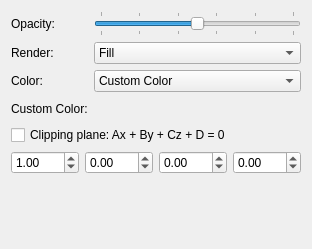
Before: the Qt Designer form libavogadro-kalzium/src/engines/surfacesettingswidget.ui in KDE/kalzium, drawn with Qt 5.
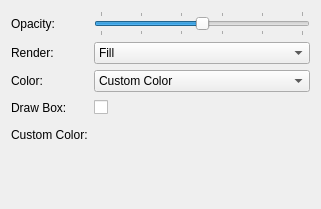
After: the same form once the commit is applied. Custom widgets are drawn as their Qt base class.

The edit to the form file:
```diff
--- a/libavogadro-kalzium/src/engines/surfacesettingswidget.ui
+++ b/libavogadro-kalzium/src/engines/surfacesettingswidget.ui
@@ -1,25 +1,25 @@
 <ui version="4.0" >
  <class>SurfaceSettingsWidget</class>
- <widget class="QWidget" name="SurfaceSettingsWidget" >
-  <property name="geometry" >
+ <widget class="QWidget" name="SurfaceSettingsWidget">
+  <property name="geometry">
    <rect>
     <x>0</x>
     <y>0</y>
-    <width>312</width>
-    <height>249</height>
+    <width>321</width>
+    <height>209</height>
    </rect>
   </property>
-  <layout class="QGridLayout" >
-   <item row="0" column="0" >
-    <widget class="QLabel" name="opacityLabel" >
-     <property name="text" >
+  <layout class="QGridLayout" name="gridLayout">
+   <item row="0" column="0">
+    <widget class="QLabel" name="opacityLabel">
+     <property name="text">
       <string>Opacity:</string>
      </property>
     </widget>
    </item>
-   <item row="0" column="1" >
-    <widget class="QSlider" name="opacitySlider" >
-     <property name="minimum" >
+   <item row="0" column="1">
+    <widget class="QSlider" name="opacitySlider">
+     <property name="minimum">
       <number>0</number>
      </property>
      <property name="maximum" >
@@ -58,8 +58,8 @@
      </property>
     </widget>
    </item>
-   <item row="1" column="1" >
-    <widget class="QComboBox" name="renderCombo" >
+   <item row="1" column="1">
+    <widget class="QComboBox" name="renderCombo">
      <item>
       <property name="text" >
        <string>Fill</string>
@@ -84,8 +84,11 @@
      </property>
     </widget>
    </item>
-   <item row="2" column="1" >
-    <widget class="QComboBox" name="colorCombo" >
+   <item row="2" column="1">
+    <widget class="QComboBox" name="colorCombo">
+     <property name="enabled">
+      <bool>true</bool>
+     </property>
      <item>
       <property name="text" >
        <string>Custom Color</string>
@@ -98,18 +101,49 @@
      </item>
     </widget>
    </item>
-   <item row="3" column="0" >
-    <widget class="QLabel" name="customColorLabel" >
-     <property name="text" >
+   <item row="3" column="0">
+    <widget class="QLabel" name="label">
+     <property name="text">
+      <string>Draw Box:</string>
+     </property>
+    </widget>
+   </item>
+   <item row="3" column="1">
+    <layout class="QHBoxLayout" name="horizontalLayout">
+     <item>
+      <widget class="QCheckBox" name="drawBoxCheck">
+       <property name="text">
+        <string/>
+       </property>
+      </widget>
+     </item>
+     <item>
+      <spacer name="horizontalSpacer">
+       <property name="orientation">
+        <enum>Qt::Horizontal</enum>
+       </property>
+       <property name="sizeHint" stdset="0">
+        <size>
+         <width>40</width>
+         <height>20</height>
+        </size>
+       </property>
+      </spacer>
+     </item>
+    </layout>
+   </item>
+   <item row="4" column="0">
+    <widget class="QLabel" name="customColorLabel">
+     <property name="text">
       <string>Custom Color:</string>
      </property>
     </widget>
    </item>
-   <item row="3" column="1" >
-    <layout class="QHBoxLayout" >
+   <item row="4" column="1">
+    <layout class="QHBoxLayout">
      <item>
-      <widget class="ColorButton" native="1" name="customColorButton" >
-       <property name="minimumSize" >
+      <widget class="ColorButton" name="customColorButton" native="true">
+       <property name="minimumSize">
         <size>
          <width>36</width>
          <height>21</height>
@@ -132,45 +166,7 @@
      </item>
     </layout>
    </item>
-   <item rowspan="2" row="5" column="0" colspan="2" >
-    <layout class="QHBoxLayout" >
-     <item>
-      <widget class="QDoubleSpinBox" name="ASpinBox" >
-       <property name="minimum" >
-        <double>-99.989999999999995</double>
-       </property>
-       <property name="value" >
-        <double>1.000000000000000</double>
-       </property>
-      </widget>
-     </item>
-     <item>
-      <widget class="QDoubleSpinBox" name="BSpinBox" >
-       <property name="minimum" >
-        <double>-99.989999999999995</double>
-       </property>
-      </widget>
-     </item>
-     <item>
-      <widget class="QDoubleSpinBox" name="CSpinBox" >
-       <property name="enabled" >
-        <bool>true</bool>
-       </property>
-       <property name="minimum" >
-        <double>-99.989999999999995</double>
-       </property>
-      </widget>
-     </item>
-     <item>
-      <widget class="QDoubleSpinBox" name="DSpinBox" >
-       <property name="minimum" >
-        <double>-99.989999999999995</double>
-       </property>
-      </widget>
-     </item>
-    </layout>
-   </item>
-   <item row="7" column="0" >
+   <item row="5" column="0">
     <spacer>
      <property name="orientation" >
       <enum>Qt::Vertical</enum>
@@ -183,13 +179,6 @@
      </property>
     </spacer>
    </item>
-   <item row="4" column="0" colspan="2" >
-    <widget class="QCheckBox" name="clipCheckBox" >
-     <property name="text" >
-      <string>Clipping plane: Ax + By + Cz + D = 0</string>
-     </property>
-    </widget>
-   </item>
   </layout>
  </widget>
  <customwidgets>
```
Left out of the diff: 53 changed lines with no effect on the pictures.
